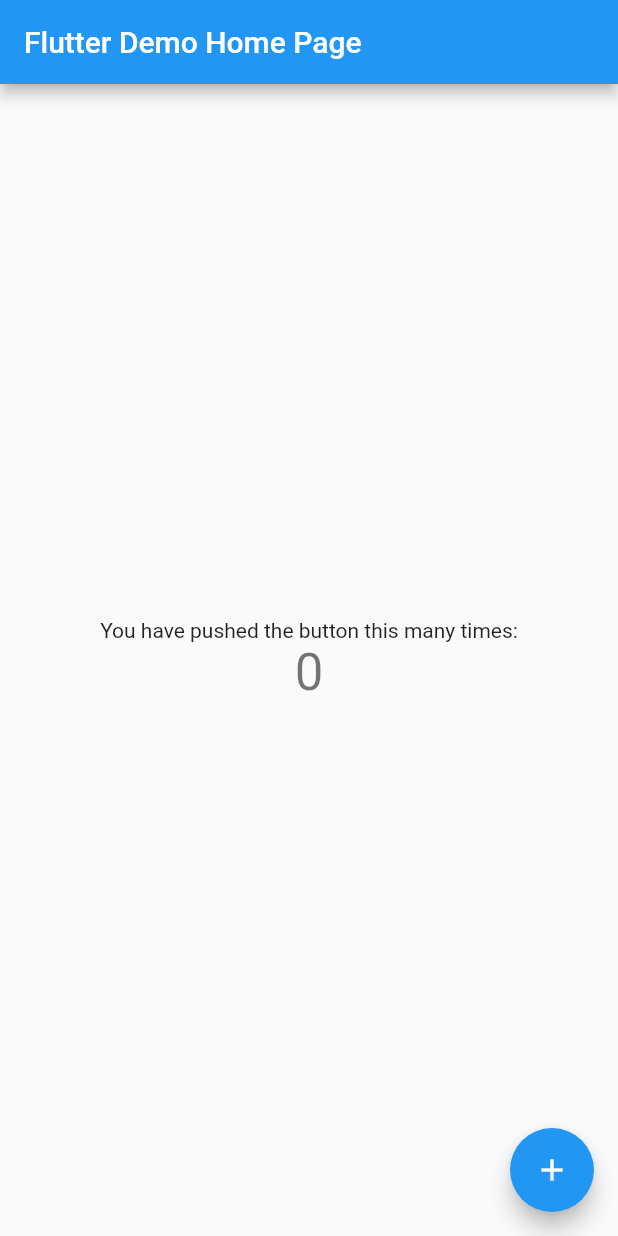
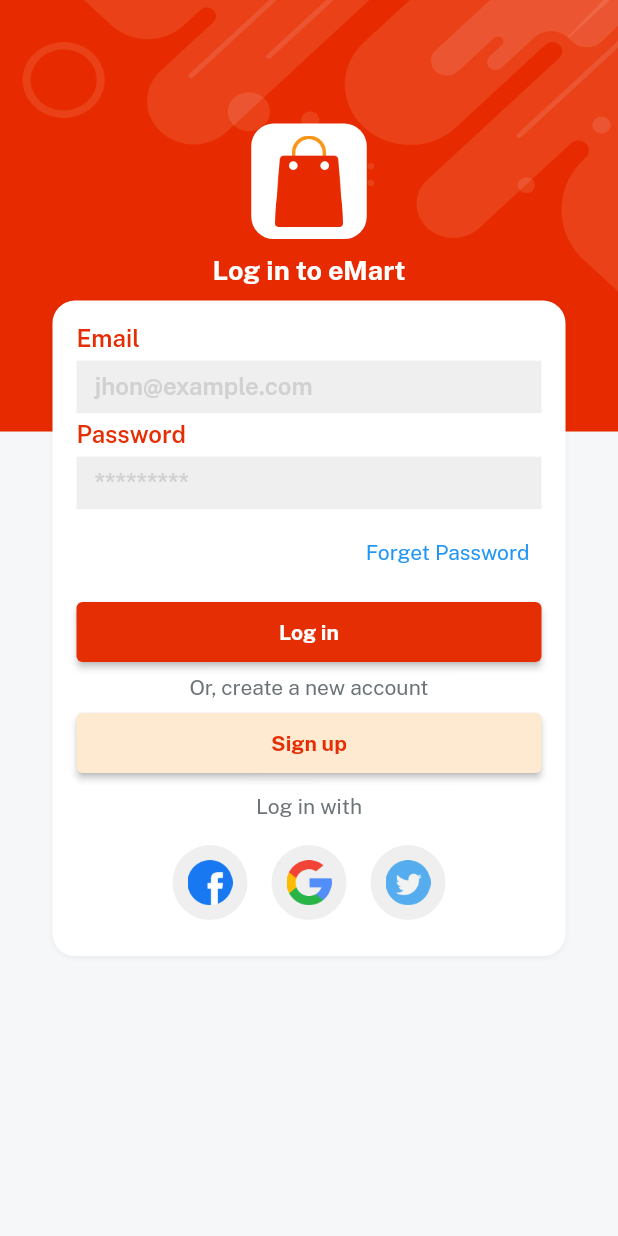
Before and after one commit to AP-Porag/e_mart, a Flutter app: the screen it shows after launch, on a phone screen of 412 x 824 dp. Run offline on Flutter 3.47's test engine with Material 2 defaults, Android fonts, the phone set to English and light mode, and no system bars; our stand-ins replace get, velocity_x.

Commit message:
login page complete

```diff
--- /dev/null
+++ b/lib/const/const.dart
@@ -0,0 +1 @@
+// TODO Implement this library.
--- a/lib/consts/colors.dart
+++ b/lib/consts/colors.dart
@@ -7,3 +7,4 @@ const Color whiteColor = Color.fromRGBO(255, 255, 255, 1);
 const Color lightGrey = Color.fromRGBO(239, 239, 239, 1);
 const Color redColor = Color.fromRGBO(230, 46, 4, 1);
 const Color golden = Color.fromRGBO(255, 168, 0, 1);
+const Color lightGolden = Color.fromRGBO(254, 234, 209, 1);
--- a/lib/consts/consts.dart
+++ b/lib/consts/consts.dart
@@ -3,3 +3,4 @@ export './images.dart';
 export './strings.dart';
 export './styles.dart';
 export 'package:velocity_x/velocity_x.dart';
+export 'package:flutter/material.dart';
--- /dev/null
+++ b/lib/consts/lists.dart
@@ -0,0 +1,3 @@
+import 'package:e_mart/consts/consts.dart';
+
+const socialIconLists = [icFacebookLogo, icGoogleLogo, icTwitterLogo];
--- a/lib/consts/strings.dart
+++ b/lib/consts/strings.dart
@@ -1,3 +1,12 @@
 const appname = "eMart";
 const appversion = "Version 1.0.0";
-const credits = "@Baaba Devs";
+const credits = "Asraf Porag";
+const email = "Email";
+const emailHint = "jhon@example.com";
+const password = "Password";
+const passwordHint = "*********";
+const forgetPass = "Forget Password";
+const login = "Log in";
+const signUp = "Sign up";
+const createNewAccount = "Or, create a new account";
+const loginWith = "Log in with";
--- a/lib/main.dart
+++ b/lib/main.dart
@@ -1,115 +1,28 @@
-import 'package:flutter/material.dart';
+import 'package:e_mart/views/splash_screen/splash_screen.dart';
+import 'package:get/get.dart';
+import 'consts/consts.dart';
 
 void main() {
   runApp(const MyApp());
 }
 
 class MyApp extends StatelessWidget {
-  const MyApp({super.key});
+  const MyApp({Key? key}) : super(key: key);
 
-  // This widget is the root of your application.
   @override
   Widget build(BuildContext context) {
-    return MaterialApp(
-      title: 'Flutter Demo',
+    //we are using getx, So we have to change MaterialApp app to getMaterialApp
+    return GetMaterialApp(
+      debugShowCheckedModeBanner: false,
+      title: appname,
       theme: ThemeData(
-        // This is the theme of your application.
-        //
-        // Try running your application with "flutter run". You'll see the
-        // application has a blue toolbar. Then, without quitting the app, try
-        // changing the primarySwatch below to Colors.green and then invoke
-        // "hot reload" (press "r" in the console where you ran "flutter run",
-        // or simply save your changes to "hot reload" in a Flutter IDE).
-        // Notice that the counter didn't reset back to zero; the application
-        // is not restarted.
-        primarySwatch: Colors.blue,
+        scaffoldBackgroundColor: Colors.transparent,
+        appBarTheme: const AppBarTheme(
+          backgroundColor: Colors.transparent,
+        ),
+        fontFamily: regular,
       ),
-      home: const MyHomePage(title: 'Flutter Demo Home Page'),
+      home: const SplashScreen(),
     );
   }
 }
-
-class MyHomePage extends StatefulWidget {
-  const MyHomePage({super.key, required this.title});
-
-  // This widget is the home page of your application. It is stateful, meaning
-  // that it has a State object (defined below) that contains fields that affect
-  // how it looks.
-
-  // This class is the configuration for the state. It holds the values (in this
-  // case the title) provided by the parent (in this case the App widget) and
-  // used by the build method of the State. Fields in a Widget subclass are
-  // always marked "final".
-
-  final String title;
-
-  @override
-  State<MyHomePage> createState() => _MyHomePageState();
-}
-
-class _MyHomePageState extends State<MyHomePage> {
-  int _counter = 0;
-
-  void _incrementCounter() {
-    setState(() {
-      // This call to setState tells the Flutter framework that something has
-      // changed in this State, which causes it to rerun the build method below
-      // so that the display can reflect the updated values. If we changed
-      // _counter without calling setState(), then the build method would not be
-      // called again, and so nothing would appear to happen.
-      _counter++;
-    });
-  }
-
-  @override
-  Widget build(BuildContext context) {
-    // This method is rerun every time setState is called, for instance as done
-    // by the _incrementCounter method above.
-    //
-    // The Flutter framework has been optimized to make rerunning build methods
-    // fast, so that you can just rebuild anything that needs updating rather
-    // than having to individually change instances of widgets.
-    return Scaffold(
-      appBar: AppBar(
-        // Here we take the value from the MyHomePage object that was created by
-        // the App.build method, and use it to set our appbar title.
-        title: Text(widget.title),
-      ),
-      body: Center(
-        // Center is a layout widget. It takes a single child and positions it
-        // in the middle of the parent.
-        child: Column(
-          // Column is also a layout widget. It takes a list of children and
-          // arranges them vertically. By default, it sizes itself to fit its
-          // children horizontally, and tries to be as tall as its parent.
-          //
-          // Invoke "debug painting" (press "p" in the console, choose the
-          // "Toggle Debug Paint" action from the Flutter Inspector in Android
-          // Studio, or the "Toggle Debug Paint" command in Visual Studio Code)
-          // to see the wireframe for each widget.
-          //
-          // Column has various properties to control how it sizes itself and
-          // how it positions its children. Here we use mainAxisAlignment to
-          // center the children vertically; the main axis here is the vertical
-          // axis because Columns are vertical (the cross axis would be
-          // horizontal).
-          mainAxisAlignment: MainAxisAlignment.center,
-          children: <Widget>[
-            const Text(
-              'You have pushed the button this many times:',
-            ),
-            Text(
-              '$_counter',
-              style: Theme.of(context).textTheme.headlineMedium,
-            ),
-          ],
-        ),
-      ),
-      floatingActionButton: FloatingActionButton(
-        onPressed: _incrementCounter,
-        tooltip: 'Increment',
-        child: const Icon(Icons.add),
-      ), // This trailing comma makes auto-formatting nicer for build methods.
-    );
-  }
-}
--- /dev/null
+++ b/lib/views/auth_screen/login_screen.dart
@@ -0,0 +1,89 @@
+import 'package:e_mart/consts/consts.dart';
+import 'package:e_mart/consts/lists.dart';
+import 'package:e_mart/widgets_common/applogo_widget.dart';
+import 'package:e_mart/widgets_common/bg_widget.dart';
+import 'package:e_mart/widgets_common/button.dart';
+import 'package:e_mart/widgets_common/custom_textfield.dart';
+
+class LoginScreen extends StatelessWidget {
+  const LoginScreen({super.key});
+
+  @override
+  Widget build(BuildContext context) {
+    return bgWidget(
+        child: Scaffold(
+      resizeToAvoidBottomInset: false,
+      body: Center(
+        child: Column(
+          children: [
+            (context.screenHeight * 0.1).heightBox,
+            applogowidget(),
+            10.heightBox,
+            "Log in to $appname".text.white.fontFamily(bold).size(18).make(),
+            10.heightBox,
+            Column(
+              children: [
+                customTextField(hint: emailHint, title: email),
+                customTextField(title: password, hint: passwordHint),
+                Align(
+                  alignment: Alignment.centerRight,
+                  child: TextButton(
+                    onPressed: () {},
+                    child: forgetPass.text.make(),
+                  ),
+                ),
+                5.heightBox,
+                button(
+                        onPressed: () {},
+                        color: redColor,
+                        textColor: whiteColor,
+                        title: login)
+                    .box
+                    .width(context.screenWidth - 50)
+                    .make(),
+                5.heightBox,
+                createNewAccount.text.color(fontGrey).make(),
+                5.heightBox,
+                button(
+                        onPressed: () {},
+                        color: lightGolden,
+                        textColor: redColor,
+                        title: signUp)
+                    .box
+                    .width(context.screenWidth - 50)
+                    .make(),
+                10.heightBox,
+                loginWith.text.color(fontGrey).make(),
+                10.heightBox,
+                Row(
+                  mainAxisAlignment: MainAxisAlignment.center,
+                  children: List.generate(
+                    3,
+                    (index) => Padding(
+                      padding: const EdgeInsets.all(8.0),
+                      child: CircleAvatar(
+                        backgroundColor: lightGrey,
+                        radius: 25,
+                        child: Image.asset(
+                          socialIconLists[index],
+                          width: 30,
+                        ),
+                      ),
+                    ),
+                  ),
+                )
+              ],
+            )
+                .box
+                .white
+                .rounded
+                .padding(const EdgeInsets.all(16))
+                .width(context.screenWidth - 70)
+                .shadowSm
+                .make()
+          ],
+        ),
+      ),
+    ));
+  }
+}
--- /dev/null
+++ b/lib/views/splash_screen/splash_screen.dart
@@ -0,0 +1,56 @@
+import 'package:e_mart/consts/consts.dart';
+import 'package:e_mart/views/auth_screen/login_screen.dart';
+import 'package:e_mart/widgets_common/applogo_widget.dart';
+import 'package:get/get.dart';
+
+class SplashScreen extends StatefulWidget {
+  const SplashScreen({super.key});
+
+  @override
+  State<SplashScreen> createState() => _SplashScreenState();
+}
+
+class _SplashScreenState extends State<SplashScreen> {
+//method for changing screen
+  changeScreen() {
+    Future.delayed(const Duration(seconds: 3), () {
+      //using getx
+      Get.to(() => const LoginScreen());
+    });
+  }
+
+//call changeScreen function
+  @override
+  void initState() {
+    changeScreen();
+    super.initState();
+  }
+
+  @override
+  Widget build(BuildContext context) {
+    return Scaffold(
+      backgroundColor: redColor,
+      body: Center(
+        child: Column(
+          children: [
+            Align(
+              alignment: Alignment.topLeft,
+              child: Image.asset(
+                icSplashBg,
+                width: 300,
+              ),
+            ),
+            20.heightBox,
+            applogowidget(),
+            10.heightBox,
+            appname.text.fontFamily(bold).size(22).white.make(),
+            appversion.text.white.make(),
+            const Spacer(),
+            credits.text.fontFamily(semibold).size(22).white.make(),
+            30.heightBox
+          ],
+        ),
+      ),
+    );
+  }
+}
--- /dev/null
+++ b/lib/widgets_common/applogo_widget.dart
@@ -0,0 +1,12 @@
+import 'package:e_mart/consts/consts.dart';
+
+Widget applogowidget() {
+  //using velocity x here
+  return Image.asset(icAppLogo)
+      .box
+      .white
+      .size(77, 77)
+      .padding(const EdgeInsets.all(8))
+      .rounded
+      .make();
+}
--- /dev/null
+++ b/lib/widgets_common/bg_widget.dart
@@ -0,0 +1,11 @@
+import 'package:e_mart/consts/consts.dart';
+
+Widget bgWidget({Widget? child}) {
+  return Container(
+    decoration: const BoxDecoration(
+      image:
+          DecorationImage(image: AssetImage(imgBackground), fit: BoxFit.fill),
+    ),
+    child: child,
+  );
+}
--- /dev/null
+++ b/lib/widgets_common/button.dart
@@ -0,0 +1,14 @@
+import 'package:e_mart/consts/consts.dart';
+
+Widget button({onPressed, color, textColor, String? title}) {
+  return ElevatedButton(
+    style: ElevatedButton.styleFrom(
+      primary: color,
+      padding: const EdgeInsets.all(12),
+    ),
+    onPressed: () {
+      onPressed;
+    },
+    child: title!.text.color(textColor).fontFamily(bold).make(),
+  );
+}
--- /dev/null
+++ b/lib/widgets_common/custom_textfield.dart
@@ -0,0 +1,24 @@
+import 'package:e_mart/consts/consts.dart';
+
+Widget customTextField({String? title, String? hint}) {
+  return Column(
+    crossAxisAlignment: CrossAxisAlignment.start,
+    children: [
+      title!.text.color(redColor).fontFamily(semibold).size(16).make(),
+      5.heightBox,
+      TextFormField(
+        decoration: InputDecoration(
+            hintStyle:
+                const TextStyle(fontFamily: semibold, color: textfieldGrey),
+            hintText: hint,
+            isDense: true,
+            fillColor: lightGrey,
+            filled: true,
+            border: InputBorder.none,
+            focusedBorder: const OutlineInputBorder(
+                borderSide: BorderSide(color: redColor))),
+      ),
+      5.heightBox
+    ],
+  );
+}
```
Also changed, not shown: lib/widgets_common/block_button.dart (added).
